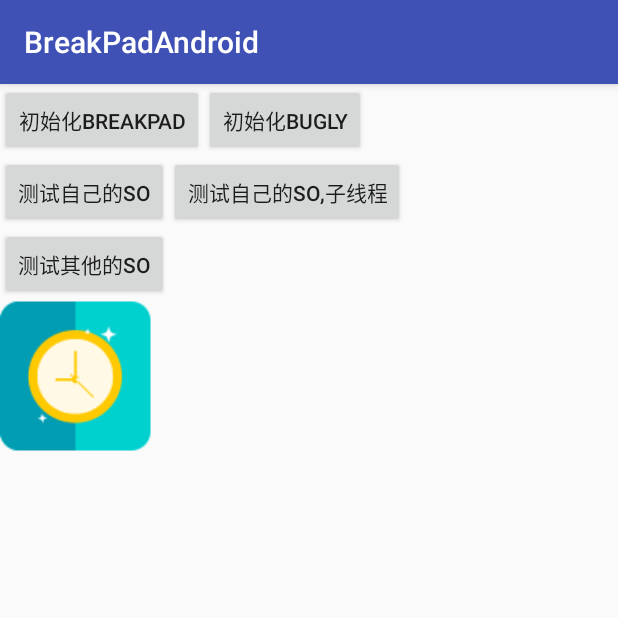
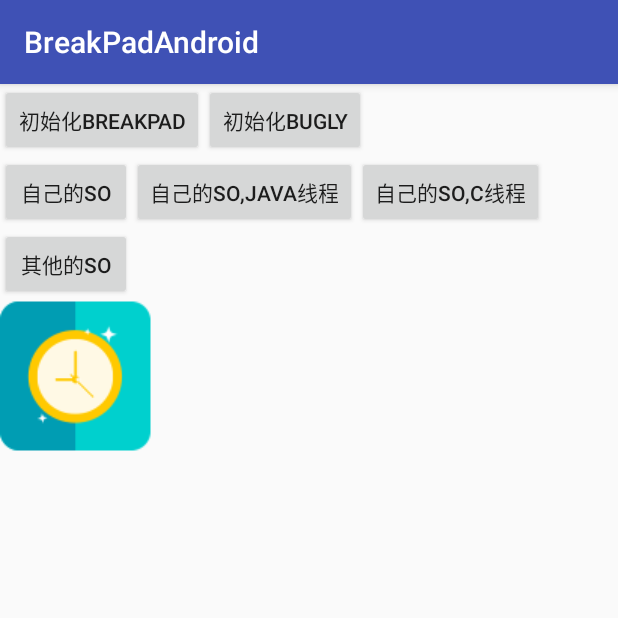
Before and after one commit to lyqaiym/breakpad, an Android app: the screen it shows after launch (MainActivity), on a phone screen of 412 x 824 dp, the top half of it. Run offline under Robolectric (Android 15) with nearby library versions, the phone set to English and light mode, and no system bars; libraries missing offline, so code that uses them is left out: com.tencent.bugly.

Commit message:
c线程崩溃

```diff
--- a/app/src/main/java/com/breakpad/android/MainActivity.java
+++ b/app/src/main/java/com/breakpad/android/MainActivity.java
@@ -67,8 +67,8 @@ public class MainActivity extends AppCompatActivity {
                 NativeCrash.getInstance().crash();
             }
         });
-        Button bt_self_other_thread = (Button) findViewById(R.id.bt_self_other_thread);
-        bt_self_other_thread.setOnClickListener(new View.OnClickListener() {
+        Button bt_self_other_thread_java = (Button) findViewById(R.id.bt_self_other_thread_java);
+        bt_self_other_thread_java.setOnClickListener(new View.OnClickListener() {
             @Override
             public void onClick(View v) {
                 new Thread() {
@@ -77,6 +77,13 @@ public class MainActivity extends AppCompatActivity {
                         NativeCrash.getInstance().crash();
                     }
                 }.start();
+            }
+        });
+        Button bt_self_other_thread_c = (Button) findViewById(R.id.bt_self_other_thread_c);
+        bt_self_other_thread_c.setOnClickListener(new View.OnClickListener() {
+            @Override
+            public void onClick(View v) {
+                NativeCrash.getInstance().crashThread();
             }
         });
         Button bt_test_other = (Button) findViewById(R.id.bt_test_other);
--- a/app/src/main/res/layout/activity_main.xml
+++ b/app/src/main/res/layout/activity_main.xml
@@ -23,22 +23,30 @@
         android:layout_width="wrap_content"
         android:layout_height="wrap_content"
         android:layout_below="@id/bt_crash_init"
-        android:text="测试自己的so" />
+        android:text="自己的so" />
 
     <Button
-        android:id="@+id/bt_self_other_thread"
+        android:id="@+id/bt_self_other_thread_java"
         android:layout_width="wrap_content"
         android:layout_height="wrap_content"
         android:layout_below="@id/bt_crash_init"
         android:layout_toRightOf="@id/bt_self_other"
-        android:text="测试自己的so,子线程" />
+        android:text="自己的so,java线程" />
+
+    <Button
+        android:id="@+id/bt_self_other_thread_c"
+        android:layout_width="wrap_content"
+        android:layout_height="wrap_content"
+        android:layout_below="@id/bt_crash_init"
+        android:layout_toRightOf="@id/bt_self_other_thread_java"
+        android:text="自己的so,c线程" />
 
     <Button
         android:id="@+id/bt_test_other"
         android:layout_width="wrap_content"
         android:layout_height="wrap_content"
         android:layout_below="@id/bt_self_other"
-        android:text="测试其他的so" />
+        android:text="其他的so" />
 
     <ImageView
         android:id="@+id/bt_test_bitmap"
```
Also changed, not shown: breakpad/src/main/java/com/breakpad/nativecreash/NativeCrash.java (+18 -3 lines), 2 other files.
